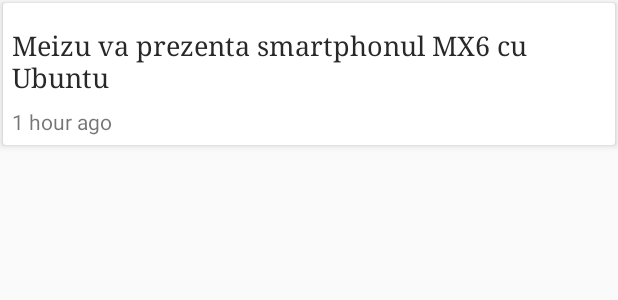
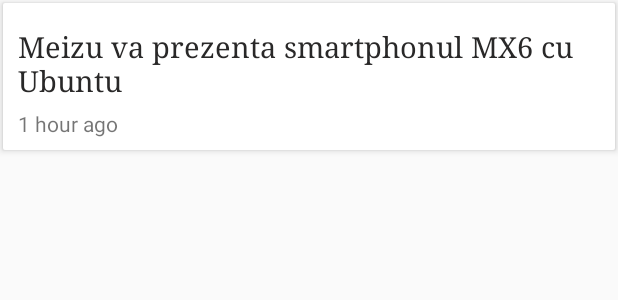
Before and after one commit to vgrec/ITMoldova, an Android app: the layout item_list.xml on its own in the app's theme, with its tools: preview values and no code run, on a phone screen of 412 x 824 dp. Shown: the top 300 px of the screen. Run offline under Robolectric (Android 15) with nearby library versions, the phone set to English and light mode, and no system bars.

Commit message:
Increase the padding in the articles list

```diff
--- a/app/src/main/res/layout/item_list.xml
+++ b/app/src/main/res/layout/item_list.xml
@@ -14,6 +14,7 @@
     <LinearLayout
         android:layout_width="match_parent"
         android:layout_height="wrap_content"
+        android:background="@android:color/white"
         android:orientation="vertical">
 
         <ImageView
@@ -29,11 +30,11 @@
             android:layout_height="wrap_content"
             android:maxLines="3"
             android:paddingBottom="6dp"
-            android:paddingLeft="6dp"
-            android:paddingRight="6dp"
+            android:paddingLeft="10dp"
+            android:paddingRight="10dp"
             android:paddingTop="16dp"
             android:textColor="#292828"
-            android:textSize="18sp"
+            android:textSize="19sp"
             android:typeface="serif"
             tools:text="Meizu va prezenta smartphonul MX6 cu Ubuntu" />
 
@@ -41,10 +42,9 @@
             android:id="@+id/date"
             android:layout_width="match_parent"
             android:layout_height="wrap_content"
-            android:paddingBottom="6dp"
-            android:paddingLeft="6dp"
-            android:paddingRight="6dp"
-            android:paddingTop="2dp"
+            android:paddingBottom="8dp"
+            android:paddingLeft="10dp"
+            android:paddingRight="10dp"
             tools:text="1 hour ago" />
 
     </LinearLayout>
```
